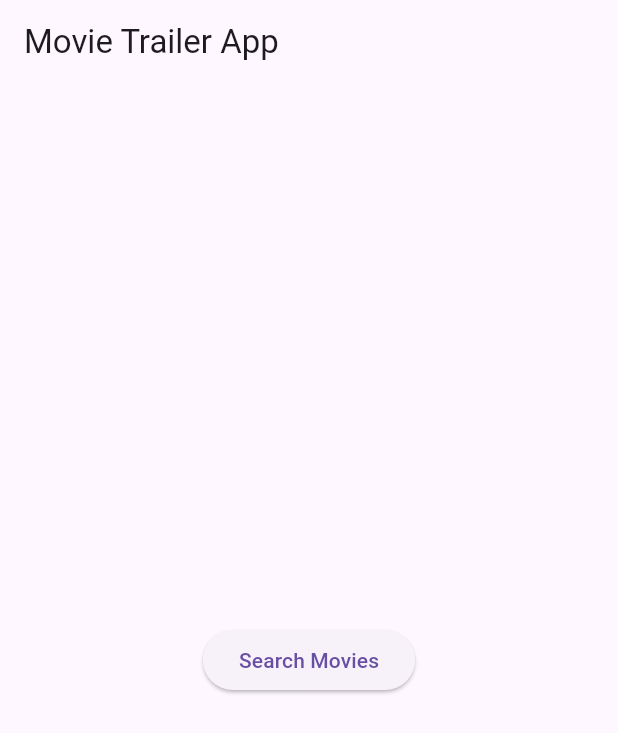
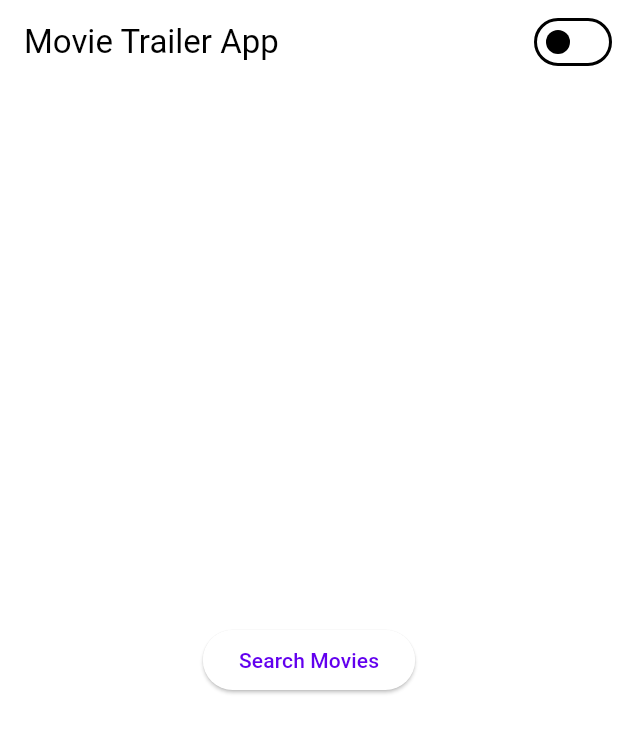
Before and after one commit to ki3ani/PreWatch, a Flutter app: the screen it shows after launch, on a phone screen of 412 x 824 dp. Shown: the top 733 px of the screen. Run offline on Flutter 3.47's test engine with Material 3 defaults, Android fonts, the phone set to English and light mode, and no system bars; our stand-ins replace youtube_player_flutter; missing offline and left inert: auto_orientation.

Commit message:
feat: add modes and orientation

```diff
--- a/lib/main.dart
+++ b/lib/main.dart
@@ -1,10 +1,17 @@
 import 'package:flutter/material.dart';
+import 'package:provider/provider.dart';
 import 'screens/home_screen.dart';
 import 'screens/search_screen.dart';
 import 'screens/movie_details_screen.dart';
+import 'theme/theme_provider.dart';
 
 void main() {
-  runApp(const MovieTrailerApp());
+  runApp(
+    ChangeNotifierProvider(
+      create: (context) => ThemeProvider(),
+      child: const MovieTrailerApp(),
+    ),
+  );
 }
 
 class MovieTrailerApp extends StatelessWidget {
@@ -12,12 +19,13 @@ class MovieTrailerApp extends StatelessWidget {
 
   @override
   Widget build(BuildContext context) {
+    return Consumer<ThemeProvider>(
+      builder: (context, themeProvider, child) {
         return MaterialApp(
           title: 'Movie Trailer App',
-      theme: ThemeData(
-        primarySwatch: Colors.blue,
-        visualDensity: VisualDensity.adaptivePlatformDensity,
-      ),
+          themeMode: themeProvider.themeMode,
+          theme: MyThemes.lightTheme,
+          darkTheme: MyThemes.darkTheme,
           initialRoute: '/',
           routes: {
             '/': (context) => const HomeScreen(),
@@ -25,5 +33,7 @@ class MovieTrailerApp extends StatelessWidget {
             '/movie_details': (context) => const MovieDetailsScreen(),
           },
         );
+      },
+    );
   }
 }
--- a/lib/screens/home_screen.dart
+++ b/lib/screens/home_screen.dart
@@ -1,13 +1,25 @@
 import 'package:flutter/material.dart';
+import 'package:provider/provider.dart';
+import '../theme/theme_provider.dart';
 
 class HomeScreen extends StatelessWidget {
   const HomeScreen({Key? key}) : super(key: key);
 
   @override
   Widget build(BuildContext context) {
+    final themeProvider = Provider.of<ThemeProvider>(context);
+
     return Scaffold(
       appBar: AppBar(
         title: const Text('Movie Trailer App'),
+        actions: [
+          Switch.adaptive(
+            value: themeProvider.isDarkMode,
+            onChanged: (value) {
+              themeProvider.toggleTheme(value);
+            },
+          ),
+        ],
       ),
       body: Center(
         child: ElevatedButton(
--- /dev/null
+++ b/lib/theme/theme_provider.dart
@@ -0,0 +1,28 @@
+import 'package:flutter/material.dart';
+
+class ThemeProvider extends ChangeNotifier {
+  ThemeMode themeMode = ThemeMode.light;
+
+  bool get isDarkMode => themeMode == ThemeMode.dark;
+
+  void toggleTheme(bool isOn) {
+    themeMode = isOn ? ThemeMode.dark : ThemeMode.light;
+    notifyListeners();
+  }
+}
+
+class MyThemes {
+  static final darkTheme = ThemeData(
+    scaffoldBackgroundColor: Colors.grey.shade900,
+    primaryColor: Colors.black,
+    colorScheme: ColorScheme.dark(),
+    iconTheme: IconThemeData(color: Colors.purple.shade200, opacity: 0.8),
+  );
+
+  static final lightTheme = ThemeData(
+    scaffoldBackgroundColor: Colors.white,
+    primaryColor: Colors.white,
+    colorScheme: ColorScheme.light(),
+    iconTheme: IconThemeData(color: Colors.red, opacity: 0.8),
+  );
+}
```
Also changed, not shown: lib/screens/movie_details_screen.dart (+45 -4 lines), pubspec.yaml (+6 -3 lines), pubspec.lock, 1 other file. Lines whose indentation alone changed are shown as unchanged.
